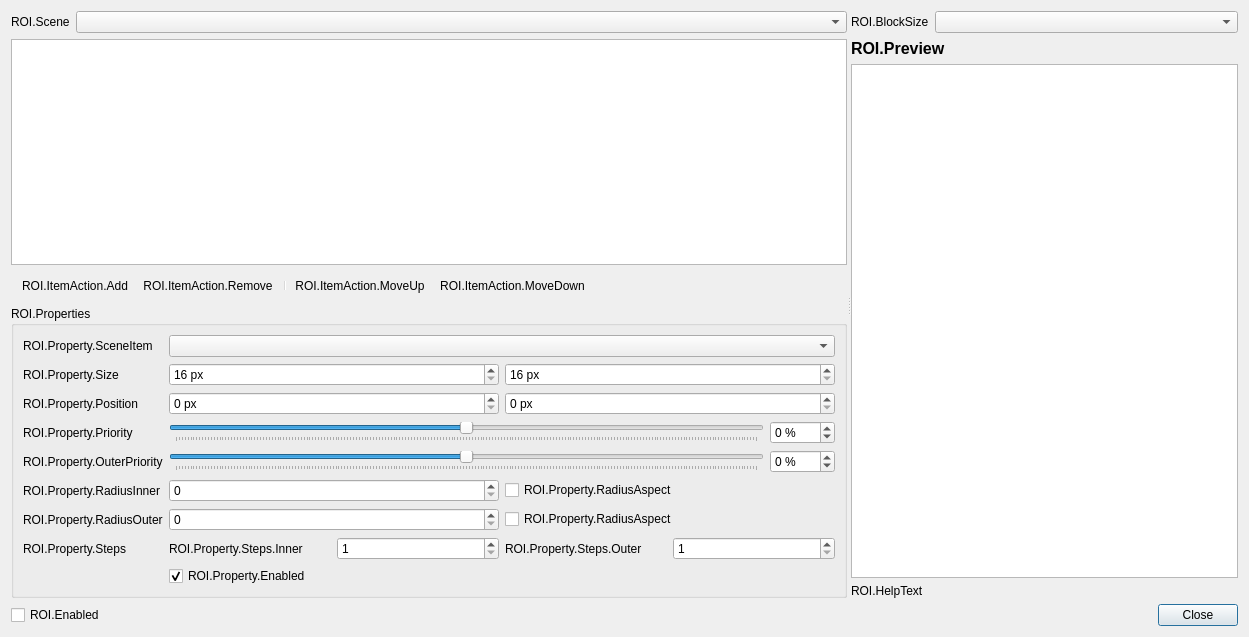
Above: UI/frontend-plugins/frontend-tools/forms/roi-editor.ui from derrod/obs-studio before the change. Below: the same form after it.
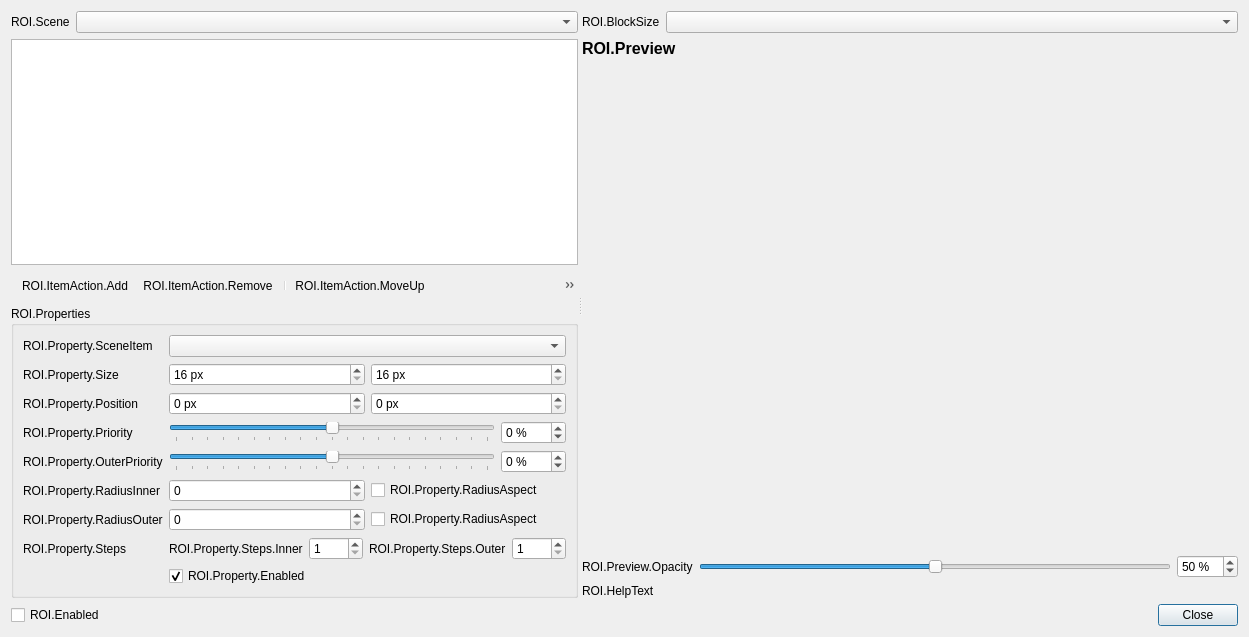
That is the form after the change. Icons and pictures are not drawn. Custom widgets are drawn as their Qt base class.

Commit message: UI: Draw ROI preview natively instead of using Qt

What changed in the file:
```diff
--- a/UI/frontend-plugins/frontend-tools/forms/roi-editor.ui
+++ b/UI/frontend-plugins/frontend-tools/forms/roi-editor.ui
@@ -414,33 +414,58 @@
         </widget>
        </item>
        <item>
-        <widget class="QGraphicsView" name="preview">
+        <widget class="OBSQTDisplay" name="preview" native="true">
          <property name="sizePolicy">
-          <sizepolicy hsizetype="MinimumExpanding" vsizetype="MinimumExpanding">
+          <sizepolicy hsizetype="Expanding" vsizetype="Expanding">
            <horstretch>0</horstretch>
-           <verstretch>0</verstretch>
+           <verstretch>1</verstretch>
           </sizepolicy>
          </property>
-         <property name="acceptDrops">
-          <bool>false</bool>
-         </property>
-         <property name="verticalScrollBarPolicy">
-          <enum>Qt::ScrollBarPolicy::ScrollBarAlwaysOff</enum>
-         </property>
-         <property name="horizontalScrollBarPolicy">
-          <enum>Qt::ScrollBarPolicy::ScrollBarAlwaysOff</enum>
-         </property>
-         <property name="interactive">
-          <bool>false</bool>
-         </property>
-         <property name="renderHints">
-          <set>QPainter::RenderHint::LosslessImageRendering</set>
-         </property>
-         <property name="optimizationFlags">
-          <set>QGraphicsView::OptimizationFlag::DontAdjustForAntialiasing</set>
+         <property name="minimumSize">
+          <size>
+           <width>640</width>
+           <height>0</height>
+          </size>
          </property>
         </widget>
        </item>
+       <item>
+        <layout class="QHBoxLayout" name="horizontalLayout">
+         <item>
+          <widget class="QLabel" name="label_5">
+           <property name="text">
+            <string>ROI.Preview.Opacity</string>
+           </property>
+          </widget>
+         </item>
+         <item>
+          <widget class="QSlider" name="previewOpacity">
+           <property name="maximum">
+            <number>100</number>
+           </property>
+           <property name="value">
+            <number>50</number>
+           </property>
+           <property name="orientation">
+            <enum>Qt::Orientation::Horizontal</enum>
+           </property>
+          </widget>
+         </item>
+         <item>
+          <widget class="QSpinBox" name="previewOpacitySb">
+           <property name="suffix">
+            <string notr="true"> %</string>
+           </property>
+           <property name="maximum">
+            <number>100</number>
+           </property>
+           <property name="value">
+            <number>50</number>
+           </property>
+          </widget>
+         </item>
+        </layout>
+       </item>
        <item>
         <widget class="QLabel" name="label_3">
          <property name="text">
@@ -532,6 +557,14 @@
    </property>
   </action>
  </widget>
+ <customwidgets>
+  <customwidget>
+   <class>OBSQTDisplay</class>
+   <extends>QWidget</extends>
+   <header>qt-display.hpp</header>
+   <container>1</container>
+  </customwidget>
+ </customwidgets>
  <resources/>
  <connections>
   <connection>
```
Left out of the diff: 32 changed lines with no effect on the pictures. The commit also changes 2 other files.
